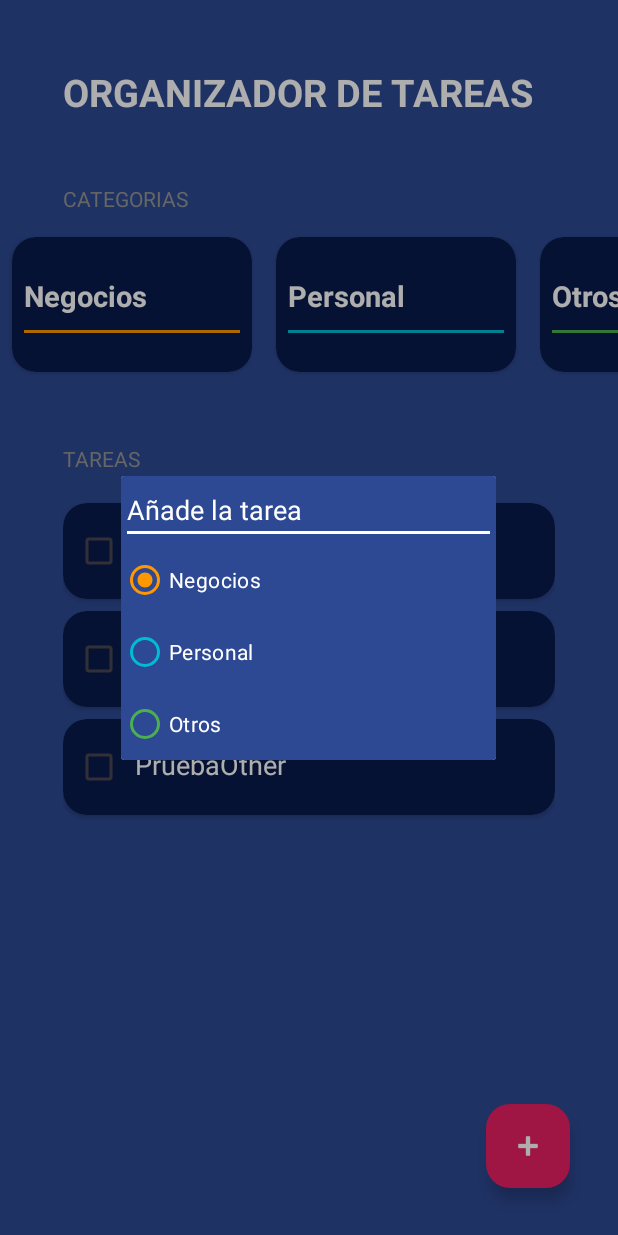
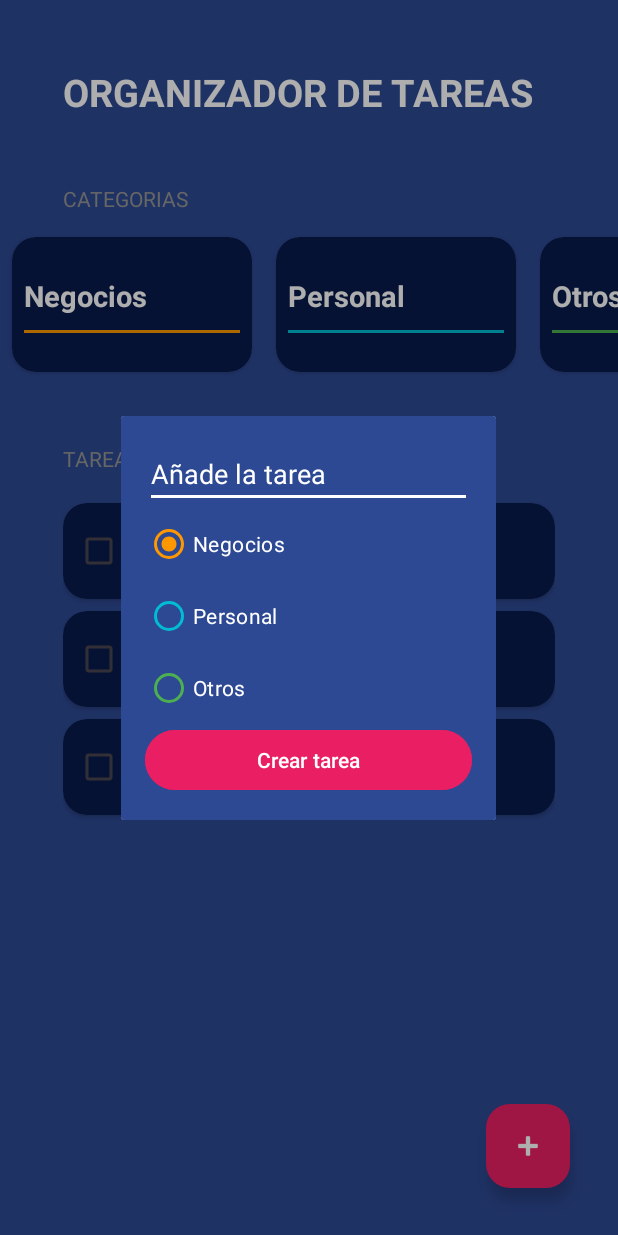
Before and after one commit to antialop/To-Do-List-Tasks, an Android app: the screen it shows after launch (MainActivity), after a tap on "TODO", on a phone screen of 412 x 824 dp. Run offline under Robolectric (Android 15) with nearby library versions, the phone set to English and light mode, and no system bars.

Commit message:
create button dialog tasks

```diff
--- a/app/src/main/res/layout/dialog_task.xml
+++ b/app/src/main/res/layout/dialog_task.xml
@@ -4,6 +4,7 @@
     xmlns:tools="http://schemas.android.com/tools"
     android:orientation="vertical"
     android:layout_width="250dp"
+    android:padding="16dp"
     android:background="@color/background_todo_app"
     android:layout_height="wrap_content">
 
@@ -25,7 +26,7 @@
             android:id="@+id/rbBusines"
             android:layout_width="match_parent"
             android:layout_height="wrap_content"
-            android:text="Negocios"
+            android:text="@string/dialog_category_business"
             android:checked="true"
             android:textColor="@color/white"
             app:buttonTint="@color/business_category"/>
@@ -33,17 +34,23 @@
             android:id="@+id/rbPersonal"
             android:layout_width="match_parent"
             android:layout_height="wrap_content"
-            android:text="Personal"
+            android:text="@string/dialog_category_personal"
             android:textColor="@color/white"
             app:buttonTint="@color/personal_category"/>
         <RadioButton
             android:id="@+id/rbOther"
             android:layout_width="match_parent"
             android:layout_height="wrap_content"
-            android:text="Otros"
+            android:text="@string/dialog_category_others"
             android:textColor="@color/white"
             app:buttonTint="@color/other_category"/>
 
     </RadioGroup>
+    <Button
+        android:id="@+id/btnAddTask"
+        android:layout_width="match_parent"
+        android:layout_height="wrap_content"
+        android:text="@string/dialog_add_task_button"
+        android:backgroundTint="@color/accent"/>
 
 </LinearLayout>
--- a/app/src/main/res/values/strings.xml
+++ b/app/src/main/res/values/strings.xml
@@ -3,6 +3,10 @@
     <string name="todo_title">Organizador de tareas</string>
     <string name="categories">Categorias</string>
     <string name="tasks">Tareas</string>
+    <string name="dialog_add_task">Añade la tarea</string>
+    <string name="dialog_add_task_button">Crear tarea</string>
+    <string name="dialog_category_business">Negocios</string>
+    <string name="dialog_category_personal">Personal</string>
+    <string name="dialog_category_others">Otros</string>
 
-    <string name="dialog_add_task">Añade la tarea</string>
 </resources>
```
